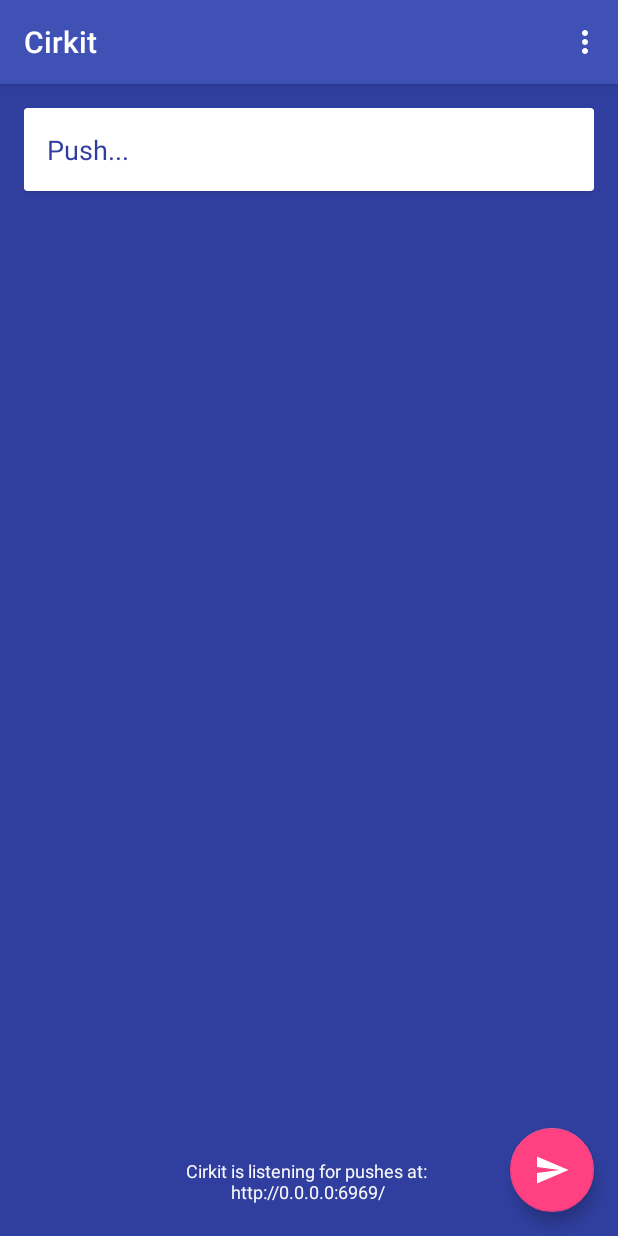
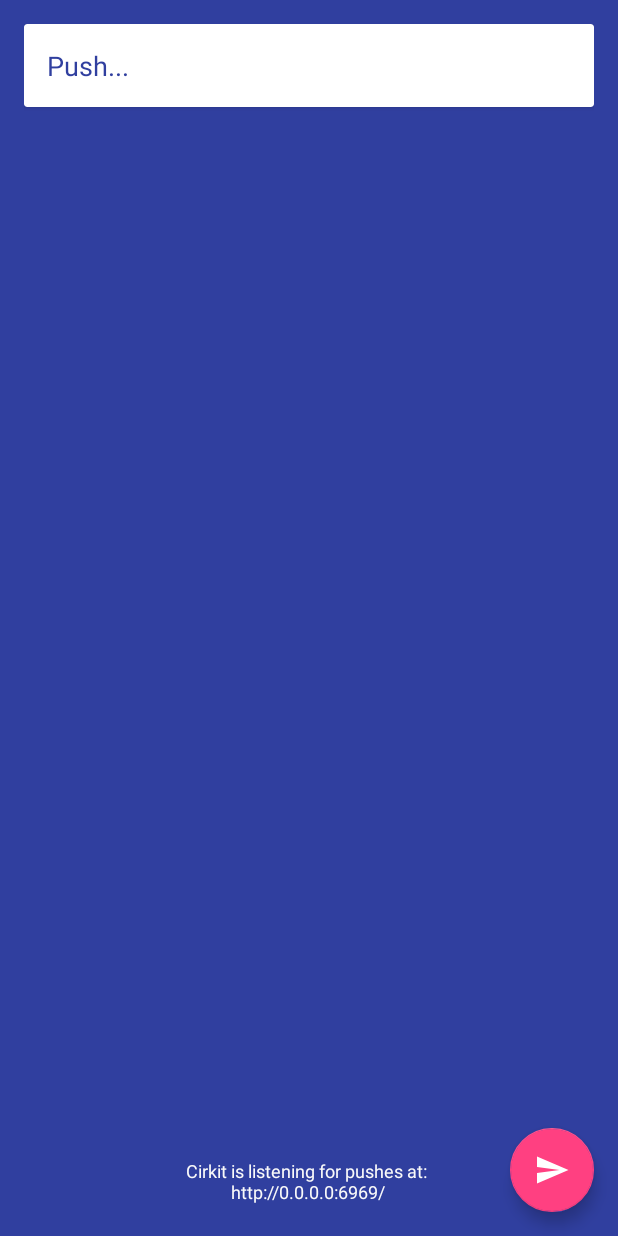
Before and after one commit to TheNightmanCodeth/cirkit-android, an Android app: the screen it shows after launch (MainActivity), on a phone screen of 412 x 824 dp. Run offline under Robolectric (Android 15) with nearby library versions, the light colour scheme and no system bars; 1 statement that could not run was skipped.

Commit message:
Remove actionbar

```diff
--- a/app/src/main/res/layout/activity_main.xml
+++ b/app/src/main/res/layout/activity_main.xml
@@ -6,23 +6,7 @@
     android:layout_height="match_parent"
     android:fitsSystemWindows="true"
     tools:context="me.thenightmancodeth.cirkit.MainActivity">
-
-    <android.support.design.widget.AppBarLayout
-        android:layout_width="match_parent"
-        android:layout_height="wrap_content"
-        android:theme="@style/AppTheme.AppBarOverlay">
-
-        <android.support.v7.widget.Toolbar
-            android:id="@+id/toolbar"
-            android:layout_width="match_parent"
-            android:layout_height="?attr/actionBarSize"
-            android:background="?attr/colorPrimary"
-            app:popupTheme="@style/AppTheme.PopupOverlay" />
-
-    </android.support.design.widget.AppBarLayout>
-
     <include layout="@layout/content_main" />
-
     <android.support.design.widget.FloatingActionButton
         android:id="@+id/fab"
         android:layout_width="wrap_content"
@@ -30,5 +14,4 @@
         android:layout_gravity="bottom|end"
         android:layout_margin="@dimen/fab_margin"
         app:srcCompat="@drawable/ic_send_black_24dp" />
-
 </android.support.design.widget.CoordinatorLayout>
--- a/app/src/main/res/values/styles.xml
+++ b/app/src/main/res/values/styles.xml
@@ -1,7 +1,9 @@
 <resources>
 
     <!-- Base application theme. -->
-    <style name="AppTheme" parent="Theme.AppCompat.Light.DarkActionBar">
+    <style name="AppTheme" parent="Theme.AppCompat.Light.NoActionBar">
+        <item name="windowActionBar">false</item>
+        <item name="windowNoTitle">true</item>
         <!-- Customize your theme here. -->
         <item name="colorPrimary">@color/colorPrimary</item>
         <item name="colorPrimaryDark">@color/colorPrimaryDark</item>
```
